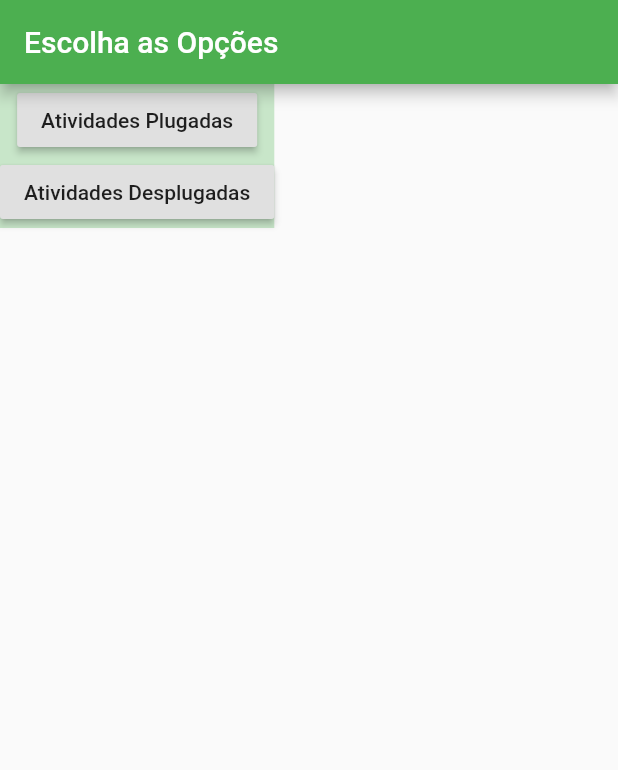
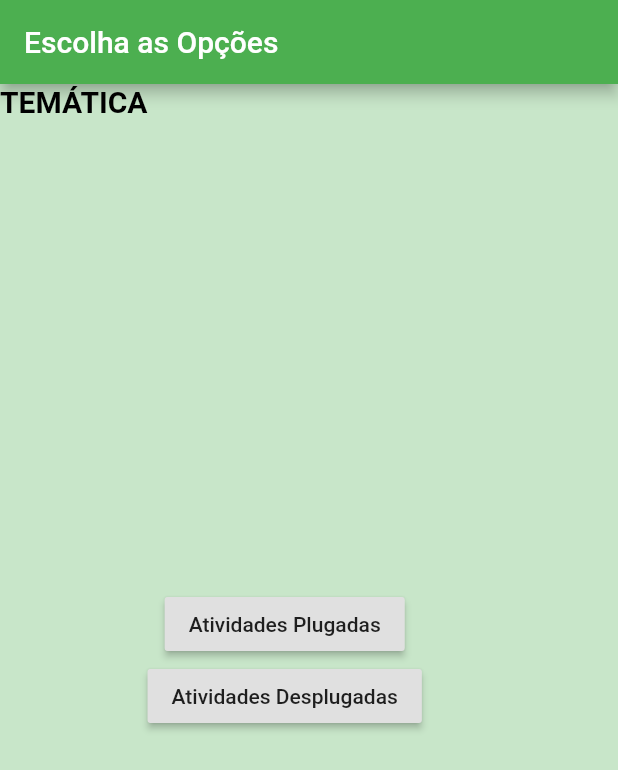
Before and after one commit to iagosinesio/FPA, a Flutter app: the screen it shows after launch, on a phone screen of 412 x 824 dp. Shown: the top 770 px of the screen. Run offline on Flutter 3.47's test engine with Material 2 defaults, Android fonts, the phone set to English and light mode, and no system bars.

Commit message:
Atualização

```diff
--- a/flutter_application_1/lib/second_page.dart
+++ b/flutter_application_1/lib/second_page.dart
@@ -15,27 +15,47 @@ class _SecondPageState extends State<SecondPage> {
         title: Text("Escolha as Opções"),
       ),
       body: Container(
-        decoration: BoxDecoration(color: Colors.green[100]),
-        child: SingleChildScrollView(
+        color: Colors.green[100],
+        alignment: Alignment.center,
+        child: Row(
+          mainAxisAlignment: MainAxisAlignment.start,
+          crossAxisAlignment: CrossAxisAlignment.start,
+          children: <Widget>[
+            Column(
+              children: [
+                Container(
+                  child: Text(
+                    "TEMÁTICA",
+                    style: TextStyle(
+                        color: Colors.black,
+                        fontSize: 20,
+                        fontWeight: FontWeight.bold),
+                  ),
+                )
+              ],
+            ),
+            Container(
               child: Column(
-            mainAxisAlignment: MainAxisAlignment.end,
+                  mainAxisAlignment: MainAxisAlignment.center,
+                  crossAxisAlignment: CrossAxisAlignment.center,
                   children: <Widget>[
                     RaisedButton(
                       onPressed: () {
-                  Navigator.of(context).push(
-                      MaterialPageRoute(builder: (context) => ThirdPage()));
+                        Navigator.of(context).push(MaterialPageRoute(
+                            builder: (context) => ThirdPage()));
                       },
                       child: Text("Atividades Plugadas"),
                     ),
                     RaisedButton(
                       onPressed: () {
-                  Navigator.of(context).push(
-                      MaterialPageRoute(builder: (context) => FourtPage()));
+                        Navigator.of(context).push(MaterialPageRoute(
+                            builder: (context) => FourtPage()));
                       },
                       child: Text("Atividades Desplugadas"),
                     ),
+                  ]),
+            )
           ],
-          ),
         ),
       ),
     );
```
Lines whose indentation alone changed are shown as unchanged.
